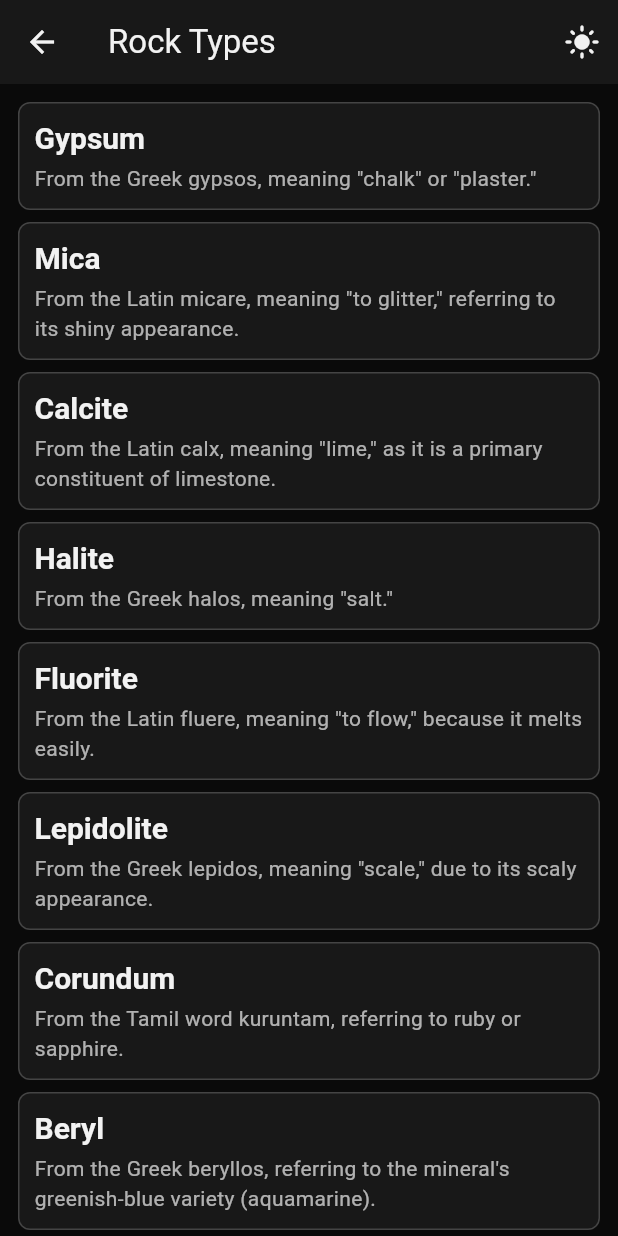
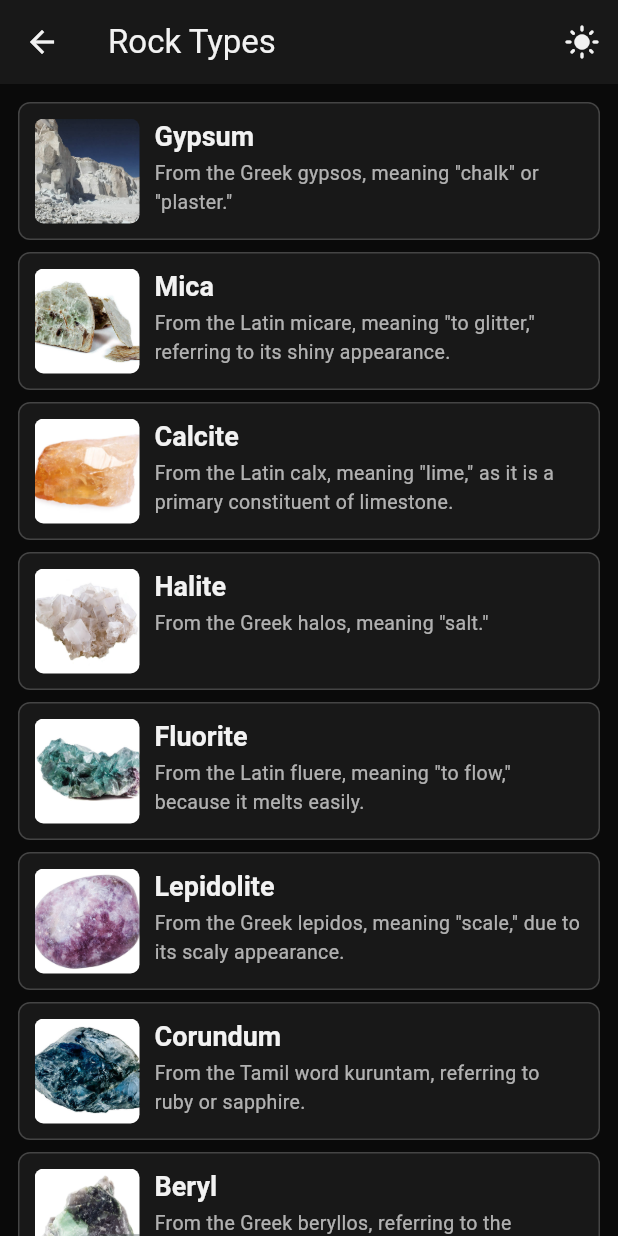
Before and after one commit to Jetrossgalinato/rock_classifier, a Flutter app: the RockTypesScreen screen opened by its route, on a phone screen of 412 x 824 dp. Run offline on Flutter 3.47's test engine with Material 3 defaults, Android fonts, the phone set to English and light mode, and no system bars; our stand-ins replace flutter_map, latlong2.

Commit message:
added the images on the rock types screen

```diff
--- a/lib/screens/rock_types_screen.dart
+++ b/lib/screens/rock_types_screen.dart
@@ -16,113 +16,155 @@ class RockTypesScreen extends StatelessWidget {
       {
         'name': 'Gypsum',
         'desc': 'From the Greek gypsos, meaning "chalk" or "plaster."',
+        'img': 'gypsum.jpg',
       },
       {
         'name': 'Mica',
         'desc':
             'From the Latin micare, meaning "to glitter," referring to its shiny appearance.',
+        'img': 'mica.jpg',
       },
       {
         'name': 'Calcite',
         'desc':
             'From the Latin calx, meaning "lime," as it is a primary constituent of limestone.',
+        'img': 'calcite.jpg',
       },
-      {'name': 'Halite', 'desc': 'From the Greek halos, meaning "salt."'},
+      {
+        'name': 'Halite',
+        'desc': 'From the Greek halos, meaning "salt."',
+        'img': 'halite.jpg',
+      },
       {
         'name': 'Fluorite',
         'desc':
             'From the Latin fluere, meaning "to flow," because it melts easily.',
+        'img': 'fluorite.jpg',
       },
       {
         'name': 'Lepidolite',
         'desc':
             'From the Greek lepidos, meaning "scale," due to its scaly appearance.',
+        'img': 'lepidolite.jpg',
       },
       {
         'name': 'Corundum',
         'desc': 'From the Tamil word kuruntam, referring to ruby or sapphire.',
+        'img': 'corundum.jpg',
       },
       {
         'name': 'Beryl',
         'desc':
             'From the Greek beryllos, referring to the mineral\'s greenish-blue variety (aquamarine).',
+        'img': 'beryl.jpg',
       },
       {
         'name': 'Topaz',
         'desc':
             'From the Greek topazos, named after the island of Topazios (modern-day St. John\'s Island in the Red Sea).',
+        'img': 'topaz.jpg',
       },
       {
         'name': 'Magnetite',
         'desc':
             'From the name of the region Magnesia in Greece, known for magnetic stones.',
+        'img': 'magnetite.jpg',
       },
       {
         'name': 'Hematite',
         'desc':
             'From the Greek haima, meaning "blood," referring to its red color when powdered.',
+        'img': 'hematite.jpg',
       },
       {
         'name': 'Sphalerite',
         'desc':
             'From the Greek sphaleros, meaning "deceitful," because of its many possible appearances.',
+        'img': 'sphalerite.jpg',
       },
-      {'name': 'Galena', 'desc': 'From the Latin galena, meaning "lead ore."'},
+      {
+        'name': 'Galena',
+        'desc': 'From the Latin galena, meaning "lead ore."',
+        'img': 'galena.jpg',
+      },
       {
         'name': 'Pyrite',
         'desc':
             'From the Greek pyrites lithos, meaning "stone which strikes fire," due to its ability to spark.',
+        'img': 'pyrite.jpg',
       },
       {
         'name': 'Garnet',
         'desc':
             'From the Latin granatus, meaning "grain-like," due to the mineral\'s resemblance to pomegranate seeds.',
+        'img': 'garnet.jpg',
       },
       {
         'name': 'Graphite',
         'desc':
             'From the Greek graphein, meaning "to write," because it was used in pencils.',
+        'img': 'graphite.jpg',
       },
-      {'name': 'Kyanite', 'desc': 'From the Greek kyanos, meaning "blue."'},
+      {
+        'name': 'Kyanite',
+        'desc': 'From the Greek kyanos, meaning "blue."',
+        'img': 'kyanite.jpg',
+      },
       {
         'name': 'Chalcopyrite',
         'desc':
             'From the Greek chalkos (copper) and pyrites (stone that strikes fire), as it is a copper ore.',
+        'img': 'chalcopyrite.jpg',
       },
       {
         'name': 'Malachite',
         'desc':
             'From the Greek malakos, meaning "soft," referring to the mineral\'s low hardness.',
+        'img': 'malachite.jpg',
       },
-      {'name': 'Azurite', 'desc': 'From the Persian lazhward, meaning "blue."'},
+      {
+        'name': 'Azurite',
+        'desc': 'From the Persian lazhward, meaning "blue."',
+        'img': 'azurite.jpg',
+      },
       {
         'name': 'Tourmaline',
         'desc': 'From the Sinhalese word turmali, meaning "mixed gems."',
+        'img': 'tourmaline.jpg',
       },
-      {'name': 'Olivine', 'desc': 'From its olive green color.'},
+      {
+        'name': 'Olivine',
+        'desc': 'From its olive green color.',
+        'img': 'olivine.jpg',
+      },
       {
         'name': 'Apatite',
         'desc':
             'From the Greek apate, meaning "deceit," because it was often mistaken for other minerals.',
+        'img': 'apatite.jpg',
       },
       {
         'name': 'Spinel',
         'desc':
             'From the Latin spina, meaning "thorn," referring to its sharp crystal forms.',
+        'img': 'spinel.jpg',
       },
       {
         'name': 'Zircon',
         'desc': 'From the Persian zargun, meaning "gold-colored."',
+        'img': 'zircon.jpg',
       },
       {
         'name': 'Amethyst',
         'desc':
             'From the Greek amethystos, meaning "not drunk," as it was believed to prevent intoxication.',
+        'img': 'amethyst.jpg',
       },
       {
         'name': 'Serpentine',
         'desc':
             'From the Latin serpens, meaning "serpent," due to its snake-like pattern.',
+        'img': 'serpentine.jpg',
       },
     ];
     final colorScheme = Theme.of(context).colorScheme;
@@ -152,19 +194,37 @@ class RockTypesScreen extends StatelessWidget {
               border: Border.all(color: colorScheme.onSurface.withOpacity(0.2)),
             ),
             padding: const EdgeInsets.all(10),
+            child: Row(
+              crossAxisAlignment: CrossAxisAlignment.start,
+              children: [
+                if (rock['img'] != null)
+                  ClipRRect(
+                    borderRadius: BorderRadius.circular(6),
+                    child: Image.asset(
+                      'assets/images/${rock['img']}',
+                      width: 70,
+                      height: 70,
+                      fit: BoxFit.cover,
+                    ),
+                  ),
+                const SizedBox(width: 10),
+                Expanded(
                   child: Column(
                     crossAxisAlignment: CrossAxisAlignment.start,
                     children: [
                       Text(
                         rock['name']!,
-                  style: textTheme.headlineMedium?.copyWith(fontSize: 20),
+                        style: textTheme.headlineMedium?.copyWith(fontSize: 18),
                       ),
                       const SizedBox(height: 4),
                       Text(
                         rock['desc']!,
                         style: textTheme.bodyMedium?.copyWith(
-                    fontSize: 14,
+                          fontSize: 13,
                           color: colorScheme.onSurface.withOpacity(0.7),
+                        ),
+                      ),
+                    ],
                   ),
                 ),
               ],
```
Also changed, not shown: pubspec.yaml (+3 -5 lines). Lines whose indentation alone changed are shown as unchanged.
